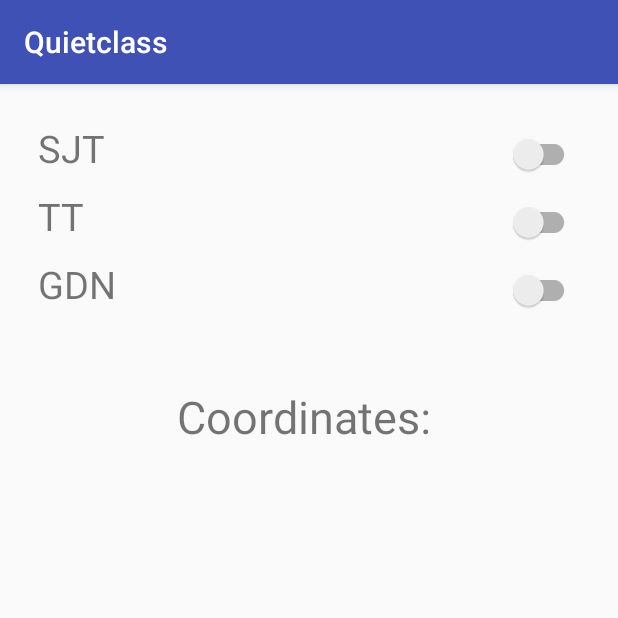
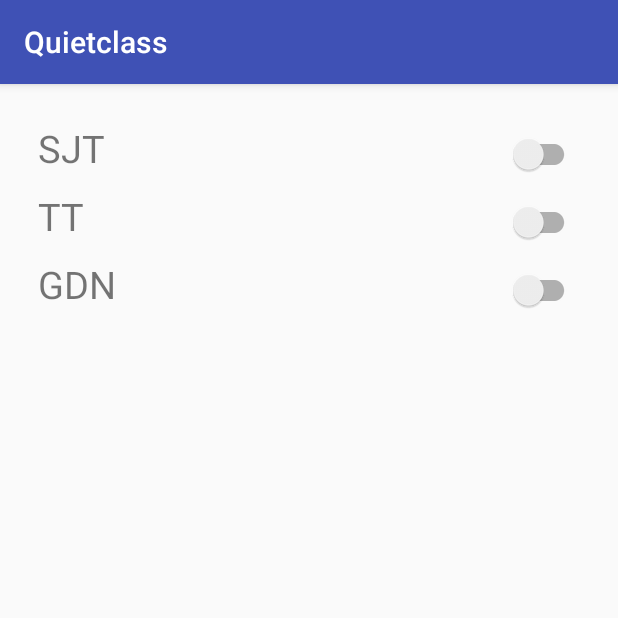
Before and after one commit to shreyansh3010/Quietclass, an Android app: the screen it shows after launch (MainActivity), on a phone screen of 412 x 824 dp, the top half of it. Run offline under Robolectric (Android 15) with nearby library versions, the phone set to English and light mode, and no system bars; libraries missing offline, so code that uses them is left out: com.polyak.iconswitch; plain views replace IconSwitch; 4 statements that could not run were skipped.

Commit message:
done some changes

```diff
--- a/app/src/main/AndroidManifest.xml
+++ b/app/src/main/AndroidManifest.xml
@@ -1,10 +1,12 @@
 <?xml version="1.0" encoding="utf-8"?>
 <manifest xmlns:android="http://schemas.android.com/apk/res/android"
     package="com.shreyanshvit.quietclass">
-    <uses-permission android:name="android.permission.VIBRATE"/>
+
+    <uses-permission android:name="android.permission.VIBRATE" />
     <uses-permission android:name="android.permission.ACCESS_COARSE_LOCATION" />
     <uses-permission android:name="android.permission.ACCESS_FINE_LOCATION" />
     <uses-permission android:name="android.permission.INTERNET" />
+
     <application
         android:allowBackup="true"
         android:icon="@mipmap/ic_launcher"
@@ -19,6 +21,7 @@
                 <category android:name="android.intent.category.LAUNCHER" />
             </intent-filter>
         </activity>
+
     </application>
 
 </manifest>
--- a/app/src/main/java/com/shreyanshvit/quietclass/MainActivity.java
+++ b/app/src/main/java/com/shreyanshvit/quietclass/MainActivity.java
@@ -27,7 +27,7 @@ public class MainActivity extends AppCompatActivity {
 
 
 
-    private TextView textView;
+
     private LocationManager locationManager;
     private LocationListener listener;
     private IconSwitch iconSwitch1, iconSwitch2, iconSwitch3;
@@ -41,7 +41,7 @@ public class MainActivity extends AppCompatActivity {
         final AudioManager audioManager = (AudioManager) getSystemService(AUDIO_SERVICE);
 
 
-        textView = (TextView) findViewById(R.id.textView);
+
 
         iconSwitch1 = (IconSwitch) findViewById(R.id.icon_switch_1);
 
--- a/app/src/main/res/layout/activity_main.xml
+++ b/app/src/main/res/layout/activity_main.xml
@@ -81,22 +81,6 @@
                 app:isw_icon_right="@drawable/ic_action_name" />
         </LinearLayout>
 
-        <ScrollView
-            android:layout_width="match_parent"
-            android:layout_height="match_parent"
-            android:layout_alignParentStart="true"
-            android:layout_marginTop="45dp">
-
-            <TextView
-                android:id="@+id/textView"
-                android:layout_width="match_parent"
-                android:layout_height="wrap_content"
-                android:layout_alignParentLeft="true"
-                android:layout_alignParentStart="true"
-                android:gravity="center"
-                android:text="Coordinates: "
-                android:textSize="30sp" />
-        </ScrollView>
 
     </LinearLayout>
 
```
